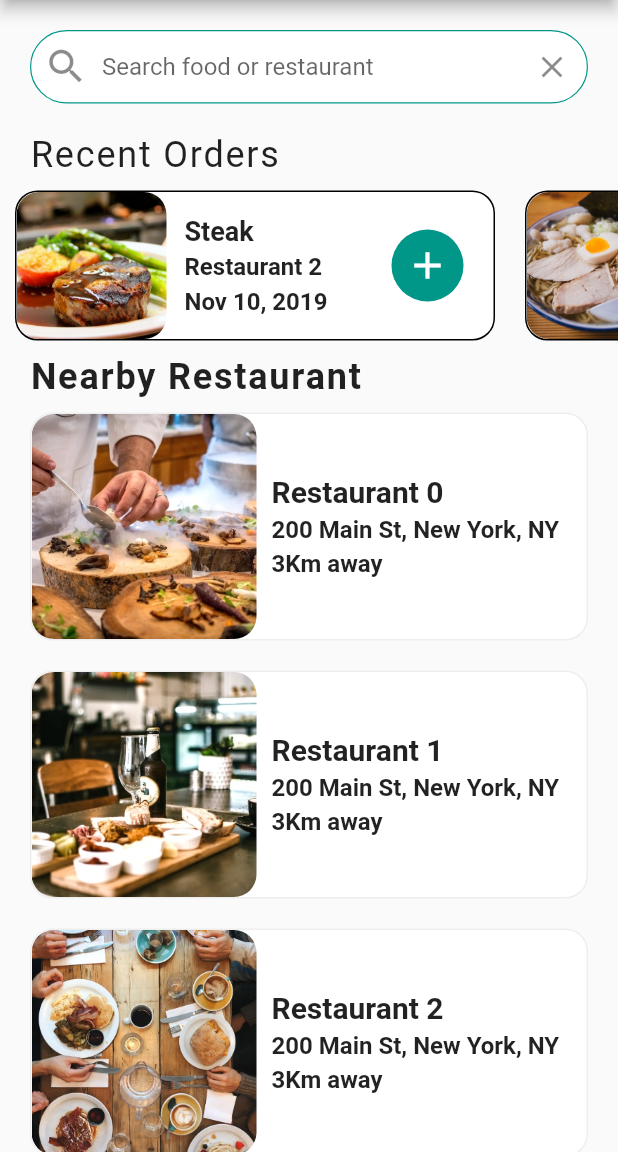
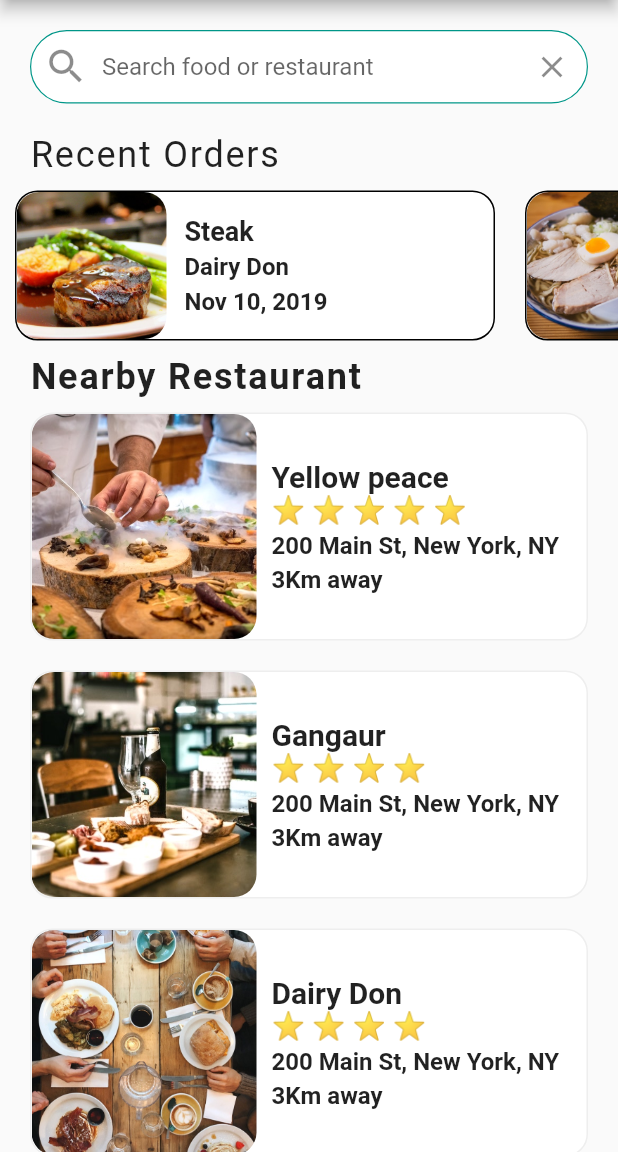
Before and after one commit to hardikothiya/food_del, a Flutter app: the screen it shows after launch, on a phone screen of 412 x 824 dp, the part 84-1236 px from its top. Run offline on Flutter 3.47's test engine with Material 2 defaults, Android fonts, the phone set to English and light mode, and no system bars.

```diff
--- a/lib/data/data.dart
+++ b/lib/data/data.dart
@@ -24,35 +24,35 @@ final _salmon = Food(
 // Restaurants
 final _restaurant0 = Restaurant(
   imageUrl: 'assets/images/restaurant0.jpg',
-  name: 'Restaurant 0',
+  name: 'Yellow peace',
   address: '200 Main St, New York, NY',
   rating: 5,
   menu: [_burrito, _steak, _pasta, _ramen, _pancakes, _burger, _pizza, _salmon],
 );
 final _restaurant1 = Restaurant(
   imageUrl: 'assets/images/restaurant1.jpg',
-  name: 'Restaurant 1',
+  name: 'Gangaur',
   address: '200 Main St, New York, NY',
   rating: 4,
   menu: [_steak, _pasta, _ramen, _pancakes, _burger, _pizza],
 );
 final _restaurant2 = Restaurant(
   imageUrl: 'assets/images/restaurant2.jpg',
-  name: 'Restaurant 2',
+  name: 'Dairy Don',
   address: '200 Main St, New York, NY',
   rating: 4,
   menu: [_steak, _pasta, _pancakes, _burger, _pizza, _salmon],
 );
 final _restaurant3 = Restaurant(
   imageUrl: 'assets/images/restaurant3.jpg',
-  name: 'Restaurant 3',
+  name: 'Domono\'s',
   address: '200 Main St, New York, NY',
   rating: 2,
   menu: [_burrito, _steak, _burger, _pizza, _salmon],
 );
 final _restaurant4 = Restaurant(
   imageUrl: 'assets/images/restaurant4.jpg',
-  name: 'Restaurant 4',
+  name: 'MacDonalds',
   address: '200 Main St, New York, NY',
   rating: 3,
   menu: [_burrito, _ramen, _pancakes, _salmon],
--- a/lib/screens/home_screen.dart
+++ b/lib/screens/home_screen.dart
@@ -2,7 +2,11 @@ import 'package:flutter/cupertino.dart';
 import 'package:flutter/material.dart';
 import 'package:food_del/data/data.dart';
 import 'package:food_del/models/restaurant.dart';
+import 'package:food_del/screens/restauranr_screen.dart';
+import 'package:food_del/widgets/rating_stars.dart';
 import 'package:food_del/widgets/recent_orders.dart';
+
+import 'cart_screen.dart';
 
 class HomePage extends StatefulWidget {
   @override
@@ -14,7 +18,13 @@ class _HomePageState extends State<HomePage> {
     List<Widget> restaurantList = [];
     for (var restaurant in restaurants) {
       restaurantList.add(
-        Container(
+        GestureDetector(
+          onTap: () => Navigator.push(
+              context,
+              MaterialPageRoute(
+                builder: (_) => RestaurantScreen(restaurant: restaurant),
+              )),
+          child: Container(
             margin: EdgeInsets.symmetric(horizontal: 20, vertical: 10),
             decoration: BoxDecoration(
               color: Colors.white,
@@ -26,11 +36,14 @@ class _HomePageState extends State<HomePage> {
               children: [
                 ClipRRect(
                   borderRadius: BorderRadius.circular(15),
+                  child: Hero(
+                    tag: restaurant.imageUrl,
                     child: Image(
                       height: 150,
                       width: 150,
                       fit: BoxFit.cover,
                       image: AssetImage(restaurant.imageUrl),
+                    ),
                   ),
                 ),
                 Expanded(
@@ -48,9 +61,8 @@ class _HomePageState extends State<HomePage> {
                           ),
                           overflow: TextOverflow.ellipsis,
                         ),
-                      // starrrr
+                        RatingStars(rating: restaurant.rating),
                         const SizedBox(height: 4),
-
                         Text(
                           restaurant.address,
                           overflow: TextOverflow.ellipsis,
@@ -60,7 +72,6 @@ class _HomePageState extends State<HomePage> {
                           ),
                         ),
                         const SizedBox(height: 4),
-
                         const Text(
                           '3Km away',
                           style: TextStyle(
@@ -74,6 +85,7 @@ class _HomePageState extends State<HomePage> {
                   ),
                 )
               ],
+            ),
           ),
         ),
       );
@@ -96,7 +108,8 @@ class _HomePageState extends State<HomePage> {
         actions: [
           TextButton(
             onPressed: () {
-              print('cart pressed');
+              Navigator.push(
+                  context, MaterialPageRoute(builder: (_) => CartScreen()));
             },
             child: Text('cart(${currentUser.cart.length})',
                 style: TextStyle(color: Colors.white, fontSize: 20)),
--- /dev/null
+++ b/lib/widgets/rating_stars.dart
@@ -0,0 +1,23 @@
+import 'package:flutter/cupertino.dart';
+
+class RatingStars extends StatelessWidget {
+  RatingStars({required this.rating});
+
+  final int rating;
+
+  @override
+  Widget build(BuildContext context) {
+    String stars = '';
+    for (int i = 0; i < rating; i++) {
+      stars += '⭐ ';
+    }
+    stars.trim();
+
+    return Text(
+      stars,
+      style: const TextStyle(
+        fontSize: 18.0,
+      ),
+    );
+  }
+}
--- a/lib/widgets/recent_orders.dart
+++ b/lib/widgets/recent_orders.dart
@@ -70,20 +70,6 @@ class RecentOrders extends StatelessWidget {
               ],
             ),
           ),
-          Container(
-            margin: EdgeInsets.only(right: 20.0),
-            width: 48.0,
-            decoration: BoxDecoration(
-              color: Theme.of(context).primaryColor,
-              borderRadius: BorderRadius.circular(30.0),
-            ),
-            child: IconButton(
-              icon: Icon(Icons.add),
-              iconSize: 30.0,
-              color: Colors.white,
-              onPressed: () {},
-            ),
-          ),
         ],
       ),
     );
```
Also changed, not shown: lib/screens/cart_screen.dart (added, +41 -0 lines), lib/screens/restauranr_screen.dart (added, +242 -0 lines). Lines whose indentation alone changed are shown as unchanged.
